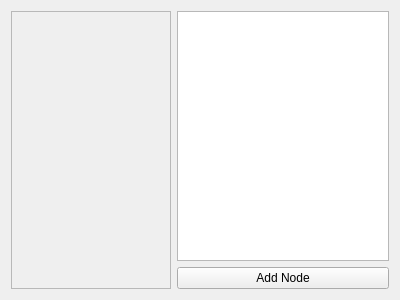
Above: widget.ui from word63/Model-Viev-Controller-Tree-Struct before the change. Below: the same form after it.
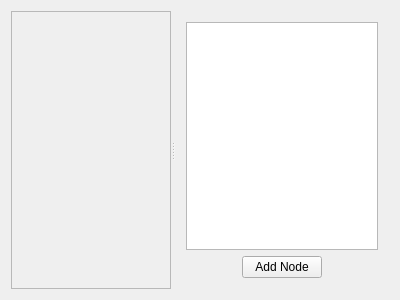
That is the form after the change.

Diff of the .ui file:
```diff
--- a/widget.ui
+++ b/widget.ui
@@ -13,8 +13,12 @@
   <property name="windowTitle">
    <string>Widget</string>
   </property>
-  <layout class="QHBoxLayout" name="horizontalLayout">
+  <layout class="QHBoxLayout" name="horizontalLayout_2">
    <item>
+    <widget class="QSplitter" name="splitter">
+     <property name="orientation">
+      <enum>Qt::Horizontal</enum>
+     </property>
     <widget class="QScrollArea" name="scrollArea">
      <property name="minimumSize">
       <size>
@@ -36,20 +40,51 @@
       </property>
      </widget>
     </widget>
-   </item>
-   <item>
+     <widget class="QWidget" name="">
     <layout class="QVBoxLayout" name="verticalLayout">
      <item>
       <widget class="QTreeView" name="treeView"/>
      </item>
      <item>
+        <layout class="QHBoxLayout" name="horizontalLayout">
+         <item>
+          <spacer name="horizontalSpacer_2">
+           <property name="orientation">
+            <enum>Qt::Horizontal</enum>
+           </property>
+           <property name="sizeHint" stdset="0">
+            <size>
+             <width>40</width>
+             <height>20</height>
+            </size>
+           </property>
+          </spacer>
+         </item>
+         <item>
       <widget class="QPushButton" name="pushButton">
        <property name="text">
         <string>Add Node</string>
        </property>
       </widget>
      </item>
-    </layout>
+         <item>
+          <spacer name="horizontalSpacer">
+           <property name="orientation">
+            <enum>Qt::Horizontal</enum>
+           </property>
+           <property name="sizeHint" stdset="0">
+            <size>
+             <width>40</width>
+             <height>20</height>
+            </size>
+           </property>
+          </spacer>
+         </item>
+        </layout>
+       </item>
+      </layout>
+     </widget>
+    </widget>
    </item>
   </layout>
  </widget>
```
Lines whose indentation alone changed are shown as unchanged.
